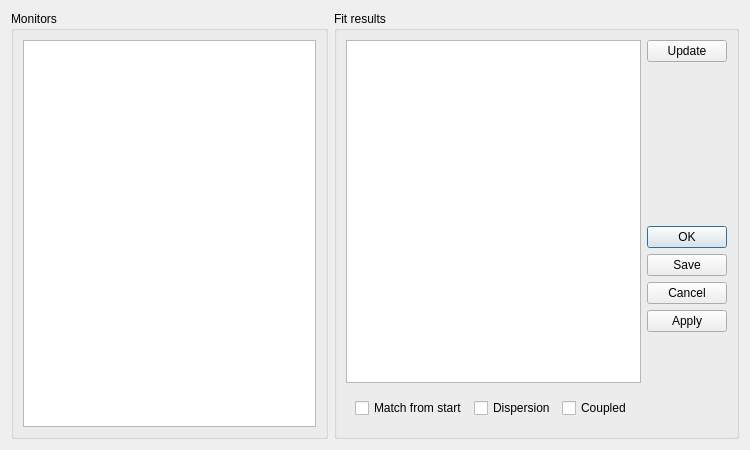
Before: the Qt Designer form madgui/online/emittance.ui in hibtc/madgui, drawn with Qt 5.
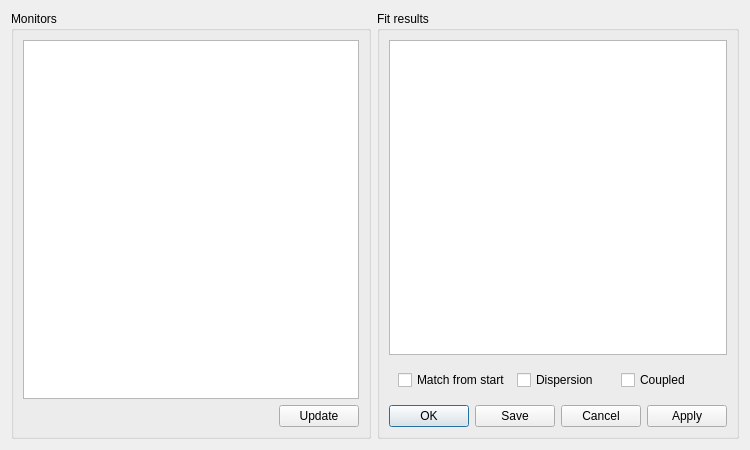
After: the same form once the commit is applied. Custom widgets are drawn as their Qt base class.

Commit message: Lay out buttons horizontally for more space

```diff
--- a/madgui/online/emittance.ui
+++ b/madgui/online/emittance.ui
@@ -19,10 +19,34 @@
      <property name="title">
       <string>Monitors</string>
      </property>
-     <layout class="QHBoxLayout">
+     <layout class="QVBoxLayout">
       <item>
        <widget class="TableView" name="mtab"/>
       </item>
+      <item>
+       <layout class="QHBoxLayout">
+        <item>
+         <spacer>
+          <property name="orientation">
+           <enum>Qt::Horizontal</enum>
+          </property>
+          <property name="sizeHint" stdset="0">
+           <size>
+            <width>40</width>
+            <height>20</height>
+           </size>
+          </property>
+         </spacer>
+        </item>
+        <item>
+         <widget class="QPushButton" name="btn_update">
+          <property name="text">
+           <string>Update</string>
+          </property>
+         </widget>
+        </item>
+       </layout>
+      </item>
      </layout>
     </widget>
    </item>
@@ -31,47 +55,13 @@
      <property name="title">
       <string>Fit results</string>
      </property>
-     <layout class="QGridLayout">
-      <item row="0" column="0">
+     <layout class="QVBoxLayout">
+      <item>
        <widget class="TableView" name="rtab"/>
       </item>
-      <item row="0" column="1">
-       <layout class="QVBoxLayout">
-        <item>
-         <widget class="QPushButton" name="btn_update">
-          <property name="text">
-           <string>Update</string>
-          </property>
-         </widget>
-        </item>
-        <item>
-         <spacer>
-          <property name="orientation">
-           <enum>Qt::Vertical</enum>
-          </property>
-          <property name="sizeHint" stdset="0">
-           <size>
-            <width>20</width>
-            <height>40</height>
-           </size>
-          </property>
-         </spacer>
-        </item>
-        <item>
-         <widget class="QDialogButtonBox" name="std_buttons">
-          <property name="orientation">
-           <enum>Qt::Vertical</enum>
-          </property>
-          <property name="standardButtons">
-           <set>QDialogButtonBox::Cancel|QDialogButtonBox::Ok|QDialogButtonBox::Apply|QDialogButtonBox::Save</set>
-          </property>
-         </widget>
-        </item>
-       </layout>
-      </item>
-      <item row="1" column="0">
+      <item>
        <widget class="QWidget" name="options_box" native="true">
-        <layout class="QHBoxLayout" name="layout_options">
+        <layout class="QHBoxLayout">
          <item>
           <widget class="QCheckBox" name="long_transfer">
            <property name="text">
@@ -96,6 +86,13 @@
         </layout>
        </widget>
       </item>
+      <item>
+       <widget class="QDialogButtonBox" name="std_buttons">
+        <property name="standardButtons">
+         <set>QDialogButtonBox::Apply|QDialogButtonBox::Cancel|QDialogButtonBox::Ok|QDialogButtonBox::Save</set>
+        </property>
+       </widget>
+      </item>
      </layout>
     </widget>
    </item>
```
